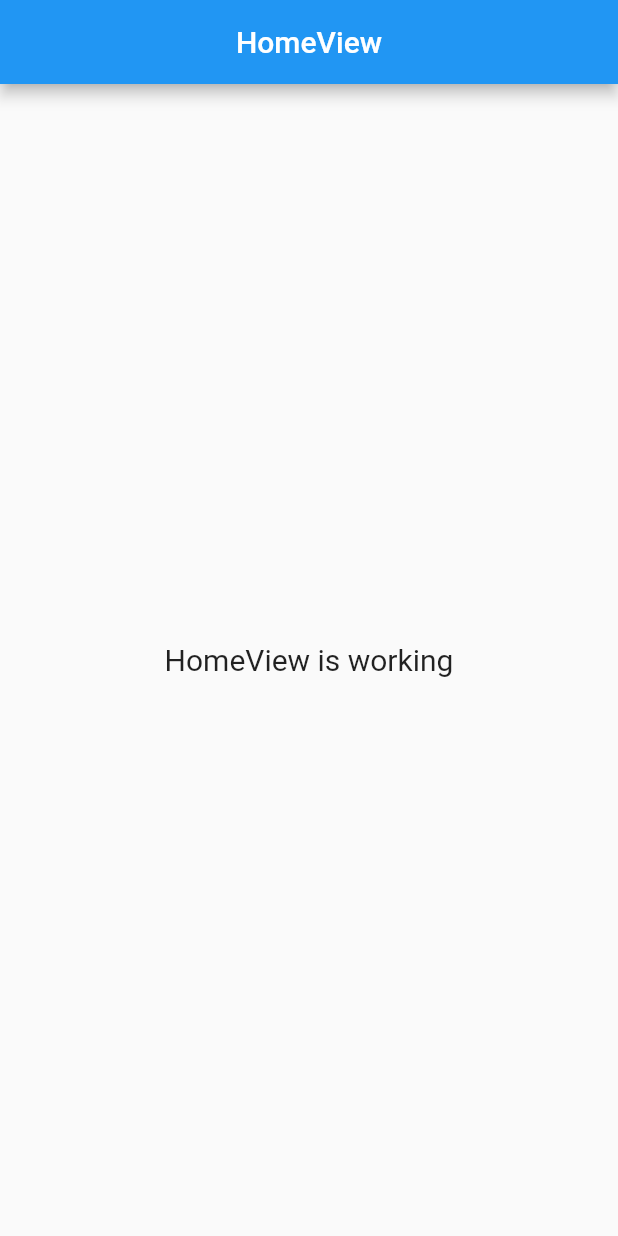
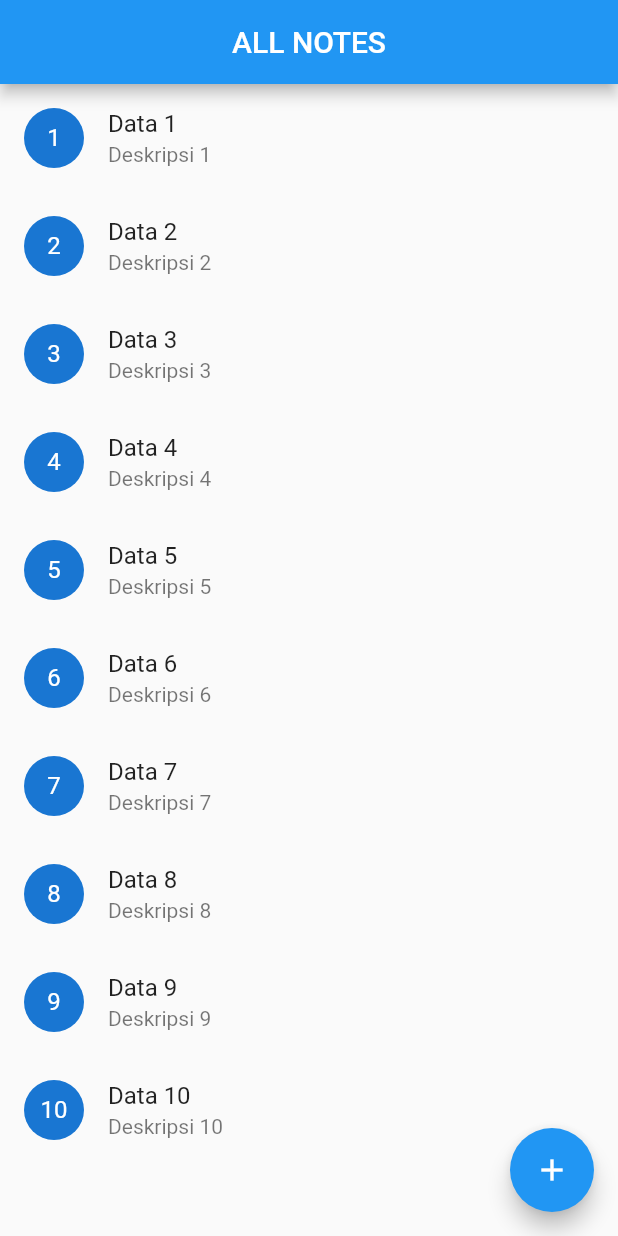
Before and after one commit to angular403/latihan_sqflite, a Flutter app: the screen it shows after launch, on a phone screen of 412 x 824 dp. Run offline on Flutter 3.47's test engine with Material 2 defaults, Android fonts, the light colour scheme and no system bars; our stand-ins replace get, sqflite; accounts and stored records are empty.

Commit message:
penambahan insert data

```diff
--- /dev/null
+++ b/assets/models/notes.json
@@ -0,0 +1,5 @@
+{
+    "id": 0,
+    "title": "",
+    "desc": ""
+}
--- /dev/null
+++ b/lib/app/data/models/notes_model.dart
@@ -0,0 +1,26 @@
+class Notes {
+  int? id;
+  String? title;
+  String? desc;
+
+  Notes({this.id, this.title, this.desc});
+
+  Notes.fromJson(Map<String, dynamic> json) {
+    id = json['id'];
+    title = json['title'];
+    desc = json['desc'];
+  }
+
+  Map<String, dynamic> toJson() {
+    final data = <String, dynamic>{};
+    data['id'] = id;
+    data['title'] = title;
+    data['desc'] = desc;
+    return data;
+  }
+
+  static List<Notes> fromJsonList(List? data) {
+    if (data == null || data.length == 0) return [];
+    return data.map((e) => Notes.fromJson(e)).toList();
+  }
+}
--- a/lib/app/modules/home/views/home_view.dart
+++ b/lib/app/modules/home/views/home_view.dart
@@ -1,6 +1,7 @@
 import 'package:flutter/material.dart';
 
 import 'package:get/get.dart';
+import 'package:latihan_sqflite/app/routes/app_pages.dart';
 
 import '../controllers/home_controller.dart';
 
@@ -9,14 +10,25 @@ class HomeView extends GetView<HomeController> {
   Widget build(BuildContext context) {
     return Scaffold(
       appBar: AppBar(
-        title: Text('HomeView'),
+        title: Text('ALL NOTES'),
         centerTitle: true,
       ),
-      body: Center(
-        child: Text(
-          'HomeView is working',
-          style: TextStyle(fontSize: 20),
-        ),
+      body: ListView.builder(
+          itemCount: 10,
+          itemBuilder: (context, index) {
+            return ListTile(
+              leading: CircleAvatar(
+                child: Text("${index + 1}"),
+              ),
+              title: Text("Data ${index + 1}"),
+              subtitle: Text("Deskripsi ${index + 1}"),
+            );
+          }),
+      floatingActionButton: FloatingActionButton(
+        onPressed: () {
+          Get.toNamed(Routes.ADD_NOTE);
+        },
+        child: Icon(Icons.add),
       ),
     );
   }
--- a/lib/app/routes/app_routes.dart
+++ b/lib/app/routes/app_routes.dart
@@ -5,8 +5,10 @@ abstract class Routes {
   Routes._();
 
   static const HOME = _Paths.HOME;
+  static const ADD_NOTE = _Paths.ADD_NOTE;
 }
 
 abstract class _Paths {
   static const HOME = '/home';
+  static const ADD_NOTE = '/add-note';
 }
--- a/pubspec.yaml
+++ b/pubspec.yaml
@@ -8,6 +8,8 @@ environment:
 dependencies:
   cupertino_icons: ^1.0.2
   get: 4.6.1
+  sqflite: 2.0.2
+  path_provider: 2.0.9
   flutter:
     sdk: flutter
 
```
Also changed, not shown: lib/app/data/db/db_manager.dart (added, +47 -0 lines), lib/app/modules/add_note/bindings/add_note_binding.dart (added, +12 -0 lines), lib/app/modules/add_note/controllers/add_note_controller.dart (added, +29 -0 lines), lib/app/modules/add_note/views/add_note_view.dart (added, +60 -0 lines), lib/app/routes/app_pages.dart (+7 -0 lines), pubspec.lock.
